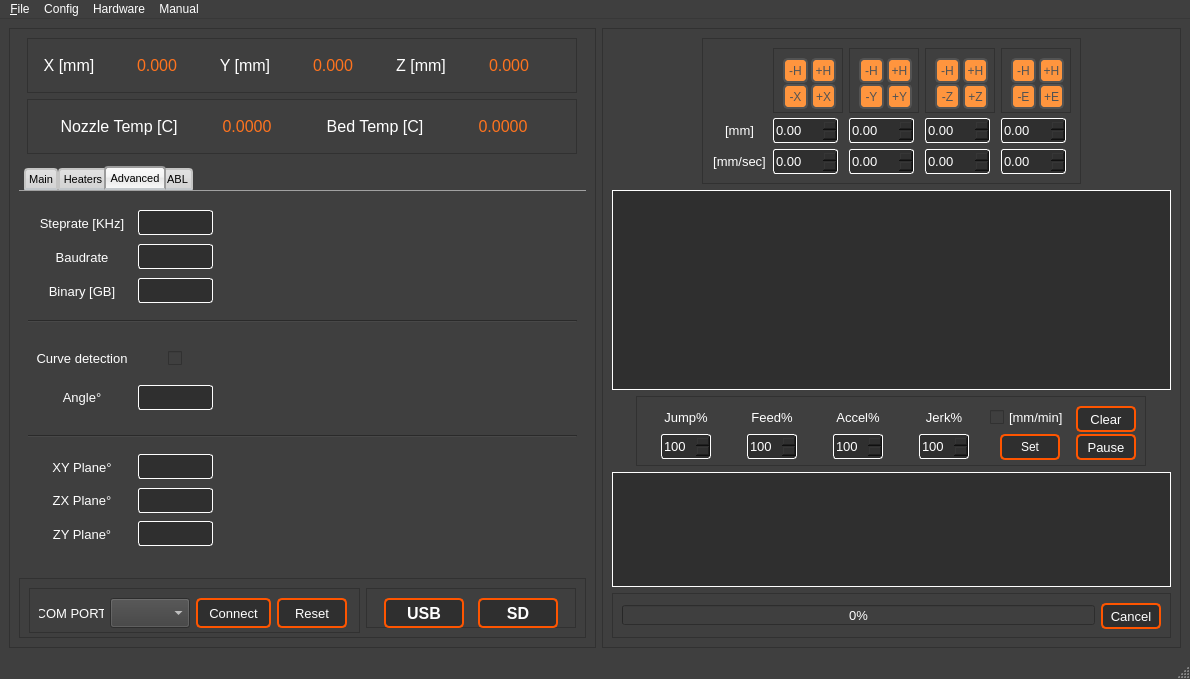
Old version of the form Docs/QtDesigner/mainwindow_design.ui in the repository PanagiotisMenounos/3DHex.
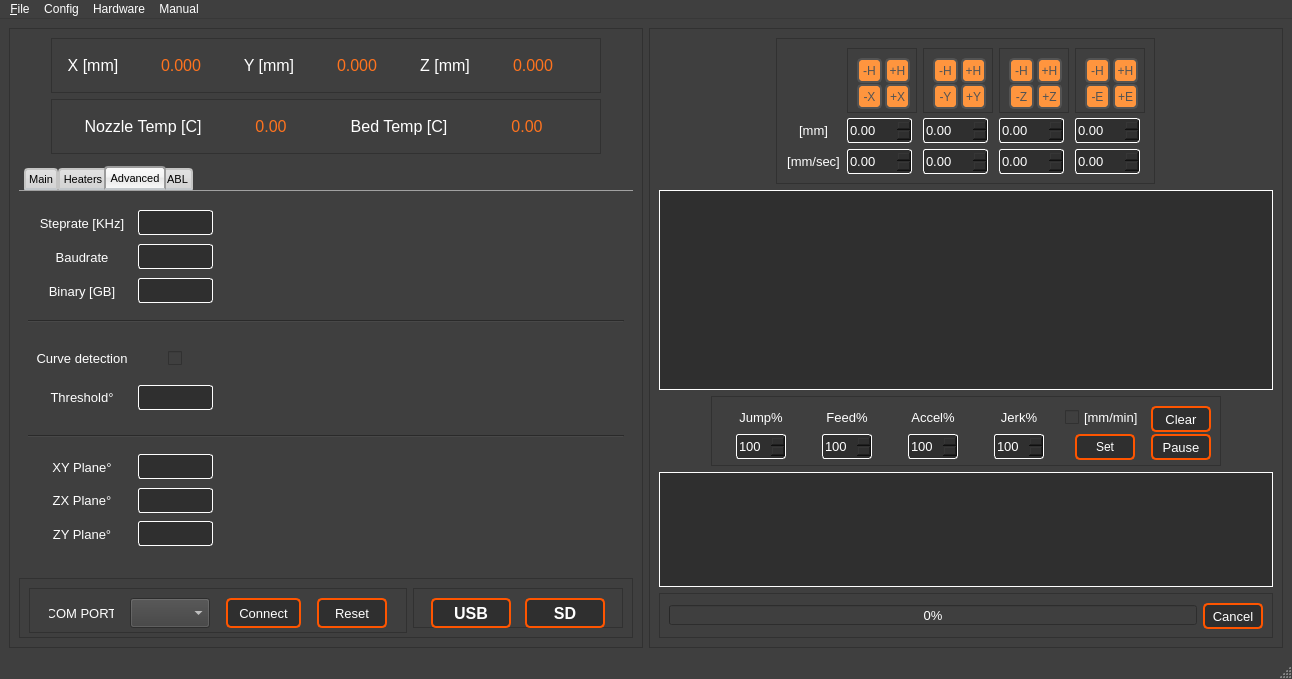
New version of the form. The open tabs and pages were chosen to show the change.

```diff
--- a/Docs/QtDesigner/mainwindow_design.ui
+++ b/Docs/QtDesigner/mainwindow_design.ui
@@ -6,7 +6,7 @@
    <rect>
     <x>0</x>
     <y>0</y>
-    <width>1190</width>
+    <width>1292</width>
     <height>679</height>
    </rect>
   </property>
@@ -501,7 +501,7 @@
 }</string>
             </property>
             <property name="text">
-             <string>0.0000</string>
+             <string>0.00</string>
             </property>
             <property name="alignment">
              <set>Qt::AlignCenter</set>
@@ -560,7 +560,7 @@
 }</string>
             </property>
             <property name="text">
-             <string>0.0000</string>
+             <string>0.00</string>
             </property>
             <property name="alignment">
              <set>Qt::AlignCenter</set>
@@ -5134,7 +5134,7 @@
                  </font>
                 </property>
                 <property name="text">
-                 <string>Angle°</string>
+                 <string>Threshold°</string>
                 </property>
                 <property name="alignment">
                  <set>Qt::AlignCenter</set>
@@ -9970,7 +9970,7 @@
     <rect>
      <x>0</x>
      <y>0</y>
-     <width>1190</width>
+     <width>1292</width>
      <height>21</height>
     </rect>
    </property>
```
